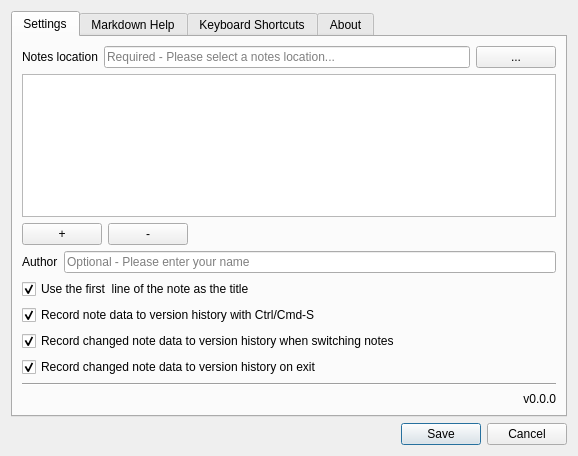
Before: the Qt Designer form Motome/Views/SettingsDialog.ui in akehrer/Motome, drawn with Qt 5.
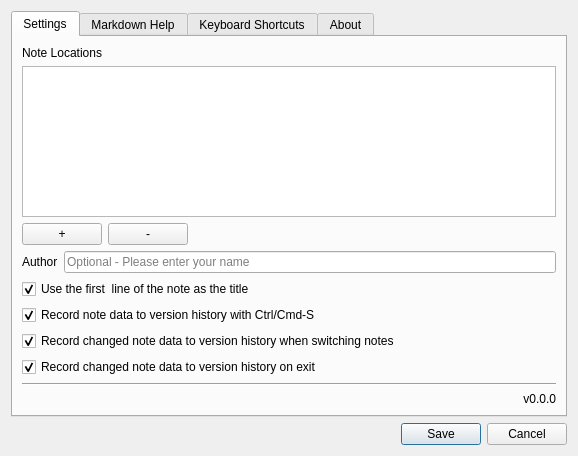
After: the same form once the commit is applied. Icons and pictures are not drawn.

Commit message: Continued notes locations development Added default notes directory when the user doesn't select any locations

Patch:
```diff
--- a/Motome/Views/SettingsDialog.ui
+++ b/Motome/Views/SettingsDialog.ui
@@ -35,29 +35,11 @@
       </attribute>
       <layout class="QVBoxLayout" name="verticalLayout">
        <item>
-        <layout class="QHBoxLayout" name="horizontalLayout">
-         <item>
-          <widget class="QLabel" name="label_3">
-           <property name="text">
-            <string>Notes location</string>
-           </property>
-          </widget>
-         </item>
-         <item>
-          <widget class="QLineEdit" name="conf_notesLocation">
-           <property name="placeholderText">
-            <string>Required - Please select a notes location...</string>
-           </property>
-          </widget>
-         </item>
-         <item>
-          <widget class="QPushButton" name="btn_browse">
-           <property name="text">
-            <string>...</string>
-           </property>
-          </widget>
-         </item>
-        </layout>
+        <widget class="QLabel" name="label_3">
+         <property name="text">
+          <string>Note Locations</string>
+         </property>
+        </widget>
        </item>
        <item>
         <widget class="QTableWidget" name="tbl_notesLocations">
```
Left out of the diff: 16 changed lines with no effect on the pictures. The commit also changes 10 other files.
